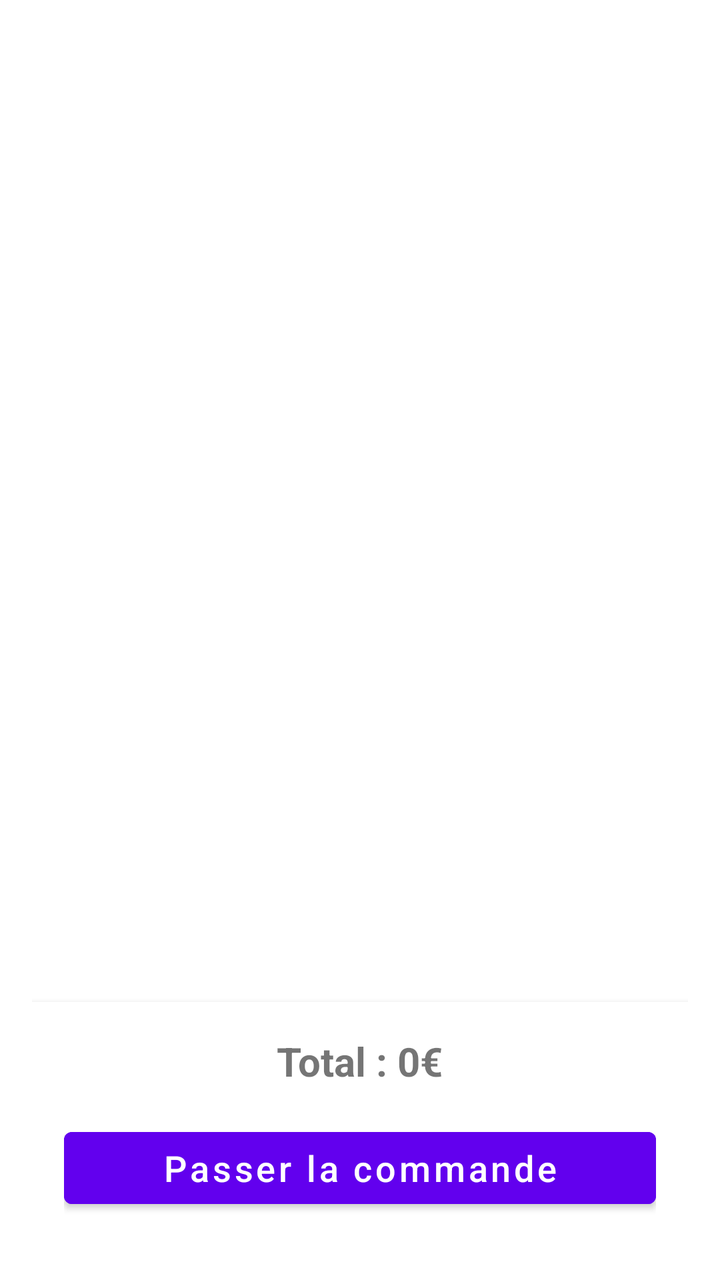
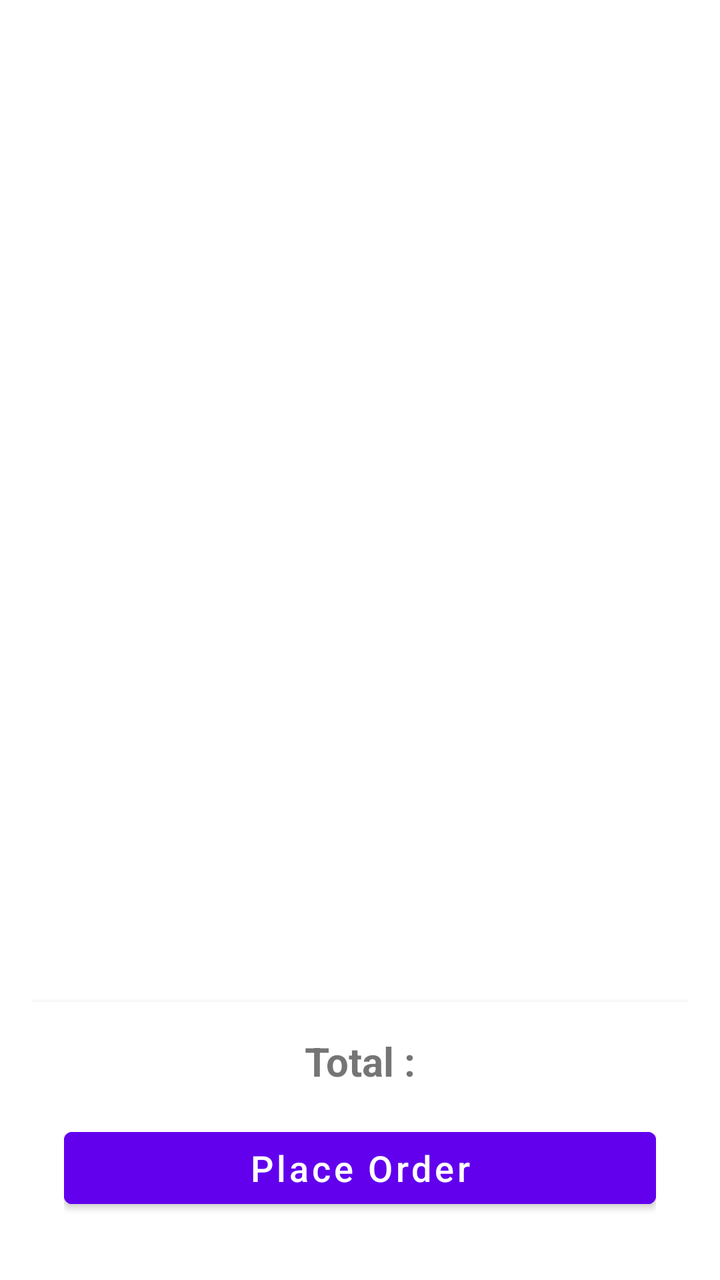

Screens rendered from an Android XML layout before and after an edit, with the pre-edit source and the edit as a unified diff.
<!-- AndroidManifest.xml: application theme Theme.Clm_iot2 -->
<!-- res/layout/fragment_cart.xml -->
<androidx.constraintlayout.widget.ConstraintLayout
        xmlns:android="http://schemas.android.com/apk/res/android"
        xmlns:app="http://schemas.android.com/apk/res-auto"
        android:layout_width="match_parent"
        android:layout_height="match_parent"
        android:padding="16dp">

    
    <LinearLayout
            android:id="@+id/emptyCartLayout"
            android:layout_width="0dp"
            android:layout_height="0dp"
            android:orientation="vertical"
            android:gravity="center"
            android:visibility="gone"
            app:layout_constraintTop_toTopOf="parent"
            app:layout_constraintStart_toStartOf="parent"
            app:layout_constraintEnd_toEndOf="parent"
            app:layout_constraintBottom_toTopOf="@+id/zoneInformations">

        <ImageView
                android:id="@+id/emptyCartIcon"
                android:layout_width="100dp"
                android:layout_height="100dp"
                android:src="@drawable/ic_empty_cart"
                android:layout_gravity="center"/>

        <TextView
                android:id="@+id/emptyCartText"
                android:layout_width="wrap_content"
                android:layout_height="wrap_content"
                android:text="Votre panier est vide, veuillez ajouter des produits."
                android:textColor="@android:color/darker_gray"
                android:textSize="16sp"
                android:textAlignment="center"
                android:layout_marginTop="12dp"/>
    </LinearLayout>

    
    <androidx.recyclerview.widget.RecyclerView
            android:id="@+id/recyclerViewCart"
            android:layout_width="0dp"
            android:layout_height="0dp"
            app:layout_constraintTop_toTopOf="parent"
            app:layout_constraintStart_toStartOf="parent"
            app:layout_constraintEnd_toEndOf="parent"
            app:layout_constraintBottom_toTopOf="@+id/zoneInformations"
            android:layout_marginBottom="16dp"/>

    
    <LinearLayout
            android:id="@+id/zoneInformations"
            android:layout_width="0dp"
            android:layout_height="wrap_content"
            android:orientation="vertical"
            android:padding="16dp"
            android:background="@color/white"
            android:elevation="4dp"
            app:layout_constraintStart_toStartOf="parent"
            app:layout_constraintEnd_toEndOf="parent"
            app:layout_constraintBottom_toBottomOf="parent">

        
        <TextView
                android:id="@+id/totalPrix"
                android:layout_width="wrap_content"
                android:layout_height="wrap_content"
                android:text="Total : 0€"
                android:textSize="20sp"
                android:textStyle="bold"
                android:layout_gravity="center_horizontal"
                android:paddingBottom="8dp"/>

        
        <Button
                android:id="@+id/btnPasserCommande"
                android:layout_width="match_parent"
                android:layout_height="wrap_content"
                android:text="Passer la commande"
                android:textAllCaps="false"
                android:backgroundTint="@color/purple_500"
                android:textColor="@android:color/white"
                android:textSize="18sp"
                android:layout_marginTop="8dp"/>

    </LinearLayout>
</androidx.constraintlayout.widget.ConstraintLayout>
<!-- resources referenced by this layout -->
<resources>
  <color name="purple_500">#FF6200EE</color>
  <color name="white">#FFFFFF</color>
  <!-- drawable ic_empty_cart: vector/xml drawable (drawable, 2811 chars, omitted) -->
  <style name="Theme.Clm_iot2" parent="Theme.MaterialComponents.DayNight.DarkActionBar">
          
          <item name="colorPrimary">@color/purple_500</item>
          <item name="colorPrimaryVariant">@color/purple_700</item>
          <item name="colorOnPrimary">@color/white</item>
          
          <item name="colorSecondary">@color/teal_200</item>
          <item name="colorSecondaryVariant">@color/teal_700</item>
          <item name="colorOnSecondary">@color/black</item>
          
          <item name="android:statusBarColor">?attr/colorPrimaryVariant</item>
          
      </style>
  <color name="purple_700">#FF3700B3</color>
  <color name="teal_200">#FF03DAC5</color>
  <color name="teal_700">#FF018786</color>
  <color name="black">#000000</color>
</resources>

<!-- the commit's change to res/layout/fragment_cart.xml (unified diff, before → after) -->
@@ -29,7 +29,7 @@
                 android:id="@+id/emptyCartText"
                 android:layout_width="wrap_content"
                 android:layout_height="wrap_content"
-                android:text="Votre panier est vide, veuillez ajouter des produits."
+                android:text="@string/empty_cart"
                 android:textColor="@android:color/darker_gray"
                 android:textSize="16sp"
                 android:textAlignment="center"
@@ -65,7 +65,7 @@
                 android:id="@+id/totalPrix"
                 android:layout_width="wrap_content"
                 android:layout_height="wrap_content"
-                android:text="Total : 0€"
+                android:text="@string/total_cart"
                 android:textSize="20sp"
                 android:textStyle="bold"
                 android:layout_gravity="center_horizontal"
@@ -76,7 +76,7 @@
                 android:id="@+id/btnPasserCommande"
                 android:layout_width="match_parent"
                 android:layout_height="wrap_content"
-                android:text="Passer la commande"
+                android:text="@string/proceed_order_button"
                 android:textAllCaps="false"
                 android:backgroundTint="@color/purple_500"
                 android:textColor="@android:color/white"
<!-- resource entries referenced after the edit -->
@@ -3,6 +3,9 @@
   <color name="purple_500">#FF6200EE</color>
   <color name="white">#FFFFFF</color>
   <!-- drawable ic_empty_cart: vector/xml drawable (drawable, 2811 chars, omitted) -->
+  <string name="empty_cart">Your cart is empty, please add some products.</string>
+  <string name="proceed_order_button">Place Order</string>
+  <string name="total_cart">Total : </string>
   <style name="Theme.Clm_iot2" parent="Theme.MaterialComponents.DayNight.DarkActionBar">
           
           <item name="colorPrimary">@color/purple_500</item>
